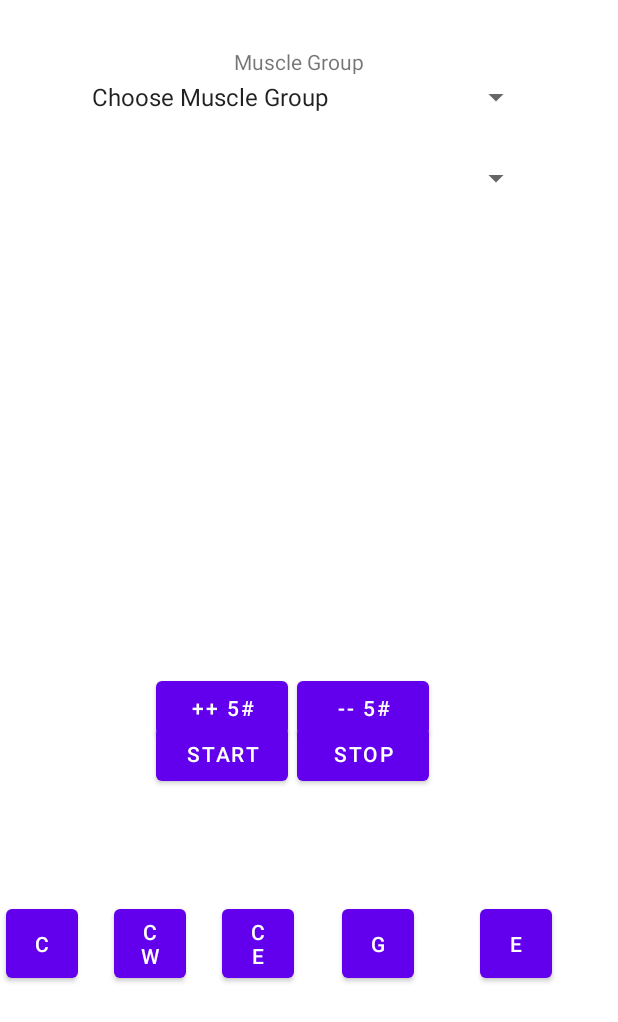
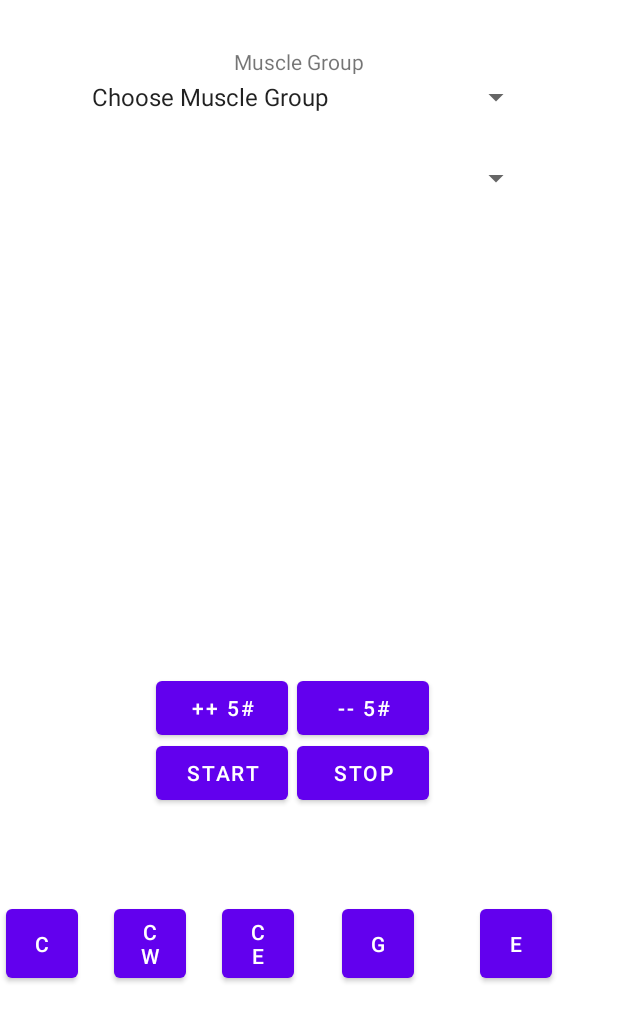
Before and after one commit to ZacMalone16/COP4656-GroupProject, an Android app: the screen it shows after launch (MainActivity), after a tap on "ADD NEW WORKOUT", on a phone screen of 412 x 824 dp. Shown: the top 1022 px of the screen. Run offline under Robolectric (Android 15) with nearby library versions, the phone set to English and light mode, and no system bars.

Commit message:
sets reps works, dynamically bugs fixed

```diff
--- a/app/src/main/java/edu/fsu/cs/groupproject/MainActivity.java
+++ b/app/src/main/java/edu/fsu/cs/groupproject/MainActivity.java
@@ -314,6 +314,11 @@ public class MainActivity extends AppCompatActivity implements FragmentCommunica
         calibrate = true;
 
     }
+
+    public void man_add_reps(View v)
+    {
+
+    }
 }//end MainActivity class
 
 /*    private void openWorkouts() {
--- a/app/src/main/java/edu/fsu/cs/groupproject/fragments/CurrentExercise.java
+++ b/app/src/main/java/edu/fsu/cs/groupproject/fragments/CurrentExercise.java
@@ -30,6 +30,7 @@ public class CurrentExercise extends Fragment
     //Spinner back_spin;
     Spinner exercise_spin;
     Button add_set;
+    Button add_reps_man;
     TextView set_num;
     TextView weight;
     Button add_five;
@@ -115,6 +116,7 @@ public class CurrentExercise extends Fragment
         reps.setVisibility(View.GONE);
         start = view.findViewById(R.id.addSet_startButton);
         stop = view.findViewById(R.id.addSet_stopButton);
+        add_reps_man = view.findViewById(R.id.add_reps_manual);
 
         e = new Exercise();
 
@@ -136,6 +138,7 @@ public class CurrentExercise extends Fragment
                 setNumber = 0;
                 set_num.setVisibility(View.GONE);
                 weight.setVisibility(View.GONE);
+                add_reps_man.setVisibility(View.GONE);
                 //set_num.setVisibility(View.VISIBLE);
                 //set_num.setTextSize(25);
                 //String str = String.valueOf(setNumber);
@@ -164,6 +167,7 @@ public class CurrentExercise extends Fragment
                                         System.out.println("bench press");
                                         exercise_lookup = 1;
                                         add_set.setVisibility(View.VISIBLE);
+                                        add_reps_man.setVisibility(View.VISIBLE);
                                         add_set.setOnClickListener(new View.OnClickListener()
                                         {
                                             @Override
@@ -178,6 +182,16 @@ public class CurrentExercise extends Fragment
                                                 weight.setVisibility(View.VISIBLE);
                                             }
                                         });
+                                        /*
+                                        add_reps_man.setOnClickListener(new View.OnClickListener()
+                                        {
+                                            @Override
+                                            public void onClick(View view)
+                                            {
+
+                                            }
+                                        });
+                                         */
 
                                         break;
                                     case 2://incline
@@ -254,7 +268,7 @@ public class CurrentExercise extends Fragment
                         });
                         break;
                     case 3:
-                        e.muscle = "Quads";
+                        //e.muscle = "Quads";
                         break;
                     case 4:
                         break;
@@ -279,10 +293,6 @@ public class CurrentExercise extends Fragment
             }
         });
 
-        if(muscle_chosen)
-        {
-
-        }
 
         setupView(view);
 
--- a/app/src/main/java/edu/fsu/cs/groupproject/graphs/ChooseFrag.java
+++ b/app/src/main/java/edu/fsu/cs/groupproject/graphs/ChooseFrag.java
@@ -93,7 +93,7 @@ public class ChooseFrag extends Fragment
         db.insertSet(workoutID,4,7,45);
 
         //cable row
-        db.insertWorkout(7,"04.02.2022");
+        db.insertWorkout(6,"04.02.2022");
         //one specific exercise
         workoutID = db.getWorkoutID();
         System.out.println("workoutID = " + workoutID);
@@ -103,14 +103,14 @@ public class ChooseFrag extends Fragment
         db.insertSet(workoutID,4,5,60);
 
         //bench
-        db.insertWorkout(1,"04.08.2022");
+        db.insertWorkout(1,"04.09.2022");
         //one specific exercise
         workoutID = db.getWorkoutID();
         System.out.println("workoutID = " + workoutID);
         db.insertSet(workoutID,1,12,95);
         db.insertSet(workoutID,2,10,115);
         db.insertSet(workoutID,3,7,135);
-        db.insertSet(workoutID,2,5,150);
+        db.insertSet(workoutID,4,5,150);
 
 
     }
--- a/app/src/main/java/edu/fsu/cs/groupproject/graphs/GraphActivity.java
+++ b/app/src/main/java/edu/fsu/cs/groupproject/graphs/GraphActivity.java
@@ -361,7 +361,7 @@ public class GraphActivity extends Activity //Activity //AppCompatActivity
 
         if(v == MaxWeightFrag.chest)
         {
-            pop_max_data();
+            //pop_max_data();
             System.out.println("chestlsit.size = " + chest_list.size());
             System.out.println("chest-sel.size = " + chest_sel.length);
 
--- a/app/src/main/res/layout/current_exercise.xml
+++ b/app/src/main/res/layout/current_exercise.xml
@@ -74,20 +74,20 @@
         app:layout_constraintHorizontal_bias="0.619"
         app:layout_constraintStart_toStartOf="parent"
         app:layout_constraintTop_toTopOf="parent"
-        app:layout_constraintVertical_bias="0.874" />
+        app:layout_constraintVertical_bias="0.897" />
 
     <Button
         android:id="@+id/addSet_startButton"
         android:layout_width="wrap_content"
         android:layout_height="wrap_content"
+        android:onClick="start"
         android:text="Start"
         app:layout_constraintBottom_toBottomOf="parent"
         app:layout_constraintEnd_toEndOf="parent"
         app:layout_constraintHorizontal_bias="0.325"
         app:layout_constraintStart_toStartOf="parent"
         app:layout_constraintTop_toTopOf="parent"
-        app:layout_constraintVertical_bias="0.874"
-        android:onClick="start"/>
+        app:layout_constraintVertical_bias="0.897" />
 
     <Button
         android:id="@+id/addSet_decrementButton"
@@ -147,11 +147,10 @@
         android:text="Add Set"
         app:layout_constraintBottom_toBottomOf="parent"
         app:layout_constraintEnd_toEndOf="parent"
-        app:layout_constraintHorizontal_bias="0.126"
+        app:layout_constraintHorizontal_bias="0.127"
         app:layout_constraintStart_toStartOf="parent"
         app:layout_constraintTop_toBottomOf="@+id/addWorkout_exercisesSpinner"
-        app:layout_constraintVertical_bias="0.109"
-        />
+        app:layout_constraintVertical_bias="0.155" />
 
     <TextView
         android:id="@+id/set_num"
@@ -189,6 +188,20 @@
         app:layout_constraintTop_toTopOf="parent"
         app:layout_constraintVertical_bias="0.408" />
 
+    <Button
+        android:id="@+id/add_reps_manual"
+        android:layout_width="wrap_content"
+        android:layout_height="wrap_content"
+        android:layout_marginTop="81dp"
+        android:text="Manually Add Reps"
+        app:layout_constraintBottom_toBottomOf="parent"
+        app:layout_constraintEnd_toEndOf="parent"
+        app:layout_constraintHorizontal_bias="0.925"
+        app:layout_constraintStart_toStartOf="parent"
+        app:layout_constraintTop_toBottomOf="@+id/addWorkout_exercisesSpinner"
+        app:layout_constraintVertical_bias="0.0"
+        android:onClick="man_add_reps"/>
+
 
 </androidx.constraintlayout.widget.ConstraintLayout>
 
```
Also changed, not shown: app/src/main/java/edu/fsu/cs/groupproject/database/DatabaseHelper.java (+11 -1 lines), app/src/main/java/edu/fsu/cs/groupproject/graphs/SetsRepsFrag.java (+18 -5 lines).
